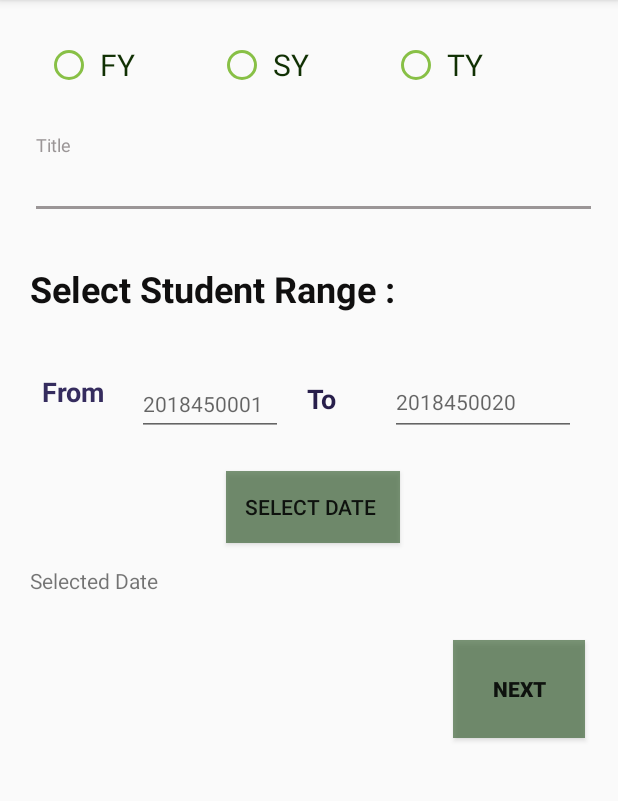
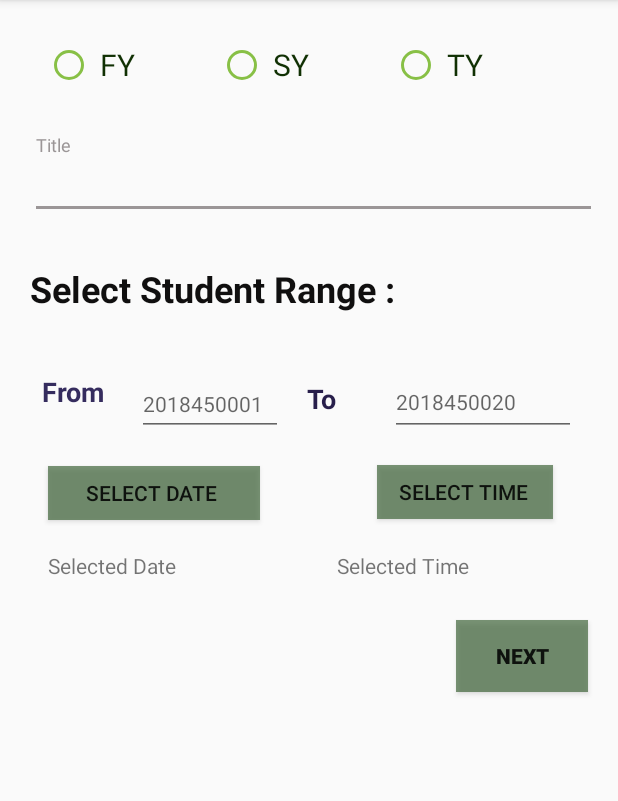
Before and after one commit to Deven1997/Ballot, an Android app: the fragment Add_ElectionFragment shown on its own in the app's theme, on a phone screen of 412 x 824 dp, the part 84-885 px from its top. Run offline under Robolectric (Android 15) with nearby library versions, the phone set to English and light mode, and no system bars; our stand-ins replace Firebase (no records; nobody signed in at launch, a user with empty details on screens opened directly); 2 statements that could not run were skipped.

Commit message:
all changes done on 9th oct

```diff
--- a/app/src/main/java/com/example/abc/ballot/Add_ElectionFragment.java
+++ b/app/src/main/java/com/example/abc/ballot/Add_ElectionFragment.java
@@ -1,16 +1,11 @@
 package com.example.abc.ballot;
-
 import android.app.DatePickerDialog;
+import android.app.TimePickerDialog;
 import android.content.Intent;
-
-import android.content.res.Resources;
 import android.os.Bundle;
 import android.support.annotation.NonNull;
 import android.support.annotation.Nullable;
 import android.support.v4.app.Fragment;
-import android.support.v4.media.RatingCompat;
-import android.support.v7.app.AlertDialog;
-import android.util.Log;
 import android.view.LayoutInflater;
 import android.view.View;
 import android.view.ViewGroup;
@@ -18,18 +13,13 @@ import android.view.ViewGroup;
 import android.widget.Button;
 import android.widget.CalendarView;
 import android.widget.DatePicker;
+import android.widget.TimePicker;
 import android.widget.EditText;
 import android.widget.RadioButton;
 import android.widget.RadioGroup;
 import android.widget.TextView;
 import android.widget.Toast;
-
-import com.google.firebase.database.DataSnapshot;
-import com.google.firebase.database.DatabaseError;
 import com.google.firebase.database.DatabaseReference;
-import com.google.firebase.database.FirebaseDatabase;
-import com.google.firebase.database.ValueEventListener;
-import com.google.firebase.database.annotations.NotNull;
 
 import java.text.SimpleDateFormat;
 import java.util.Calendar;
@@ -39,7 +29,7 @@ import static android.support.constraint.Constraints.TAG;
 
 
 //Teacher can add multiple elections
-public class Add_ElectionFragment extends Fragment{
+public class Add_ElectionFragment extends Fragment {
     View view;
     Button addpostbtn;
     EditText election_title;
@@ -47,7 +37,14 @@ public class Add_ElectionFragment extends Fragment{
     RadioButton class_radioButton;
     CalendarView calendarView;
     TextView tvselect;
+    Calendar mycal=Calendar.getInstance();
+    boolean TimePicker=false;
 
+    int hours,min;
+//time
+private TimePickerDialog time;
+Button btn_set_time;
+TextView tvselecttime;
 
     private DatePicker datePicker;
     private Calendar calendar;
@@ -69,63 +66,74 @@ public class Add_ElectionFragment extends Fragment{
     DatabaseReference database_list_reff;
 
     DatePickerDialog.OnDateSetListener date;
-    Calendar mycal;
-
-
-    public Add_ElectionFragment() {
-    }
-
-
 
     @Nullable
     @Override
     public View onCreateView(@NonNull LayoutInflater inflater, @Nullable ViewGroup container, @Nullable Bundle savedInstanceState) {
-        view = inflater.inflate(R.layout.add_election_fragment,container,false);
+        view = inflater.inflate( R.layout.add_election_fragment, container, false );
 
-        election_title = view.findViewById(R.id.edit_title_id);
+        election_title = view.findViewById( R.id.edit_title_id );
 
-        start_uid = view.findViewById(R.id.start_uid_id);
-        end_uid = view.findViewById(R.id.end_uid_id);
+        start_uid = view.findViewById( R.id.start_uid_id );
+        end_uid = view.findViewById( R.id.end_uid_id );
 
 
-        if(getArguments().getString("dept_n") != null)
-        {
-            dept = getArguments().getString("dept_n");
+        hours = mycal.get( Calendar.HOUR );
+        min = mycal.get( Calendar.MINUTE );
+
+
+        if (getArguments( ).getString( "dept_n" ) != null) {
+            dept = getArguments( ).getString( "dept_n" );
         }
 
-        Toast.makeText(getActivity(), dept, Toast.LENGTH_SHORT).show();
+        Toast.makeText( getActivity( ), dept, Toast.LENGTH_SHORT ).show( );
 
-        class_radiogrp = view.findViewById(R.id.radiogrp_class_id);
-        class_radiogrp.setOnCheckedChangeListener(new RadioGroup.OnCheckedChangeListener() {
+        class_radiogrp = view.findViewById( R.id.radiogrp_class_id );
+        class_radiogrp.setOnCheckedChangeListener( new RadioGroup.OnCheckedChangeListener( ) {
             @Override
             public void onCheckedChanged(RadioGroup group, int checkedId) {
-                class_radioButton = view.findViewById(checkedId);
-                checked_class = class_radioButton.getText().toString().trim();
+                class_radioButton = view.findViewById( checkedId );
+                checked_class = class_radioButton.getText( ).toString( ).trim( );
 
             }
-        });
-        tvselect=view.findViewById(R.id.TVSelectedDate);
-        mycal=Calendar.getInstance();
+        } );
+        tvselect = view.findViewById( R.id.TVSelectedDate );
 
-        date=new DatePickerDialog.OnDateSetListener( ) {
-        @Override
-        public void onDateSet(DatePicker datePicker, int year, int month, int day) {
-            mycal.set(Calendar.YEAR,year );
-            mycal.set(Calendar.MONTH,month);
-            mycal.set(Calendar.DAY_OF_MONTH,day);
-            updateLabel();
 
-        }
-    };
+        date = new DatePickerDialog.OnDateSetListener( ) {
+            @Override
+            public void onDateSet(DatePicker datePicker, int year, int month, int day) {
+                mycal.set( Calendar.YEAR, year );
+                mycal.set( Calendar.MONTH, month );
+                mycal.set( Calendar.DAY_OF_MONTH, day );
+                updateLabel( );
+
+            }
+        };
         btn_set_date = view.findViewById( R.id.set_date_tbn_id );
         btn_set_date.setOnClickListener( new View.OnClickListener( ) {
             @Override
             public void onClick(View view) {
-                new DatePickerDialog( getContext(), date , mycal.get( Calendar.YEAR), mycal.get( Calendar.MONTH), mycal.get( Calendar.DAY_OF_MONTH)).show();
+                new DatePickerDialog( getContext( ), date, mycal.get( Calendar.YEAR ), mycal.get( Calendar.MONTH ), mycal.get( Calendar.DAY_OF_MONTH ) ).show( );
             }
         } );
-
-
+//        //timepicker 11 oct 2019
+        time=new TimePickerDialog( getContext( ), new TimePickerDialog.OnTimeSetListener( ) {
+            @Override
+            public void onTimeSet(android.widget.TimePicker timePicker, int hours, int min) {
+                hours=mycal.get(Calendar.HOUR);
+                min=mycal.get( Calendar.MINUTE );
+                updateLabe2();
+            }
+        },hours,min,false);
+        btn_set_time=view.findViewById( R.id.set_time_tbn_id );
+        tvselecttime=view.findViewById( R.id.TVSelectedTime );
+        btn_set_time.setOnClickListener( new View.OnClickListener( ) {
+            @Override
+            public void onClick(View view) {
+              tvselecttime.setText( "Selected time: "+hours+" : "+min );
+            }
+        } );
 
         addpostbtn = view.findViewById(R.id.addpost_btn);
 
@@ -150,6 +158,12 @@ public class Add_ElectionFragment extends Fragment{
 
         return view;
     }
+
+    private void updateLabe2() {
+        String timeform="HOURS:MIN";
+        tvselecttime.setText( "Selected Time: "+hours+" : "+min );
+    }
+
     private void updateLabel() {
         String myFormat = "MM/dd/yy";
         SimpleDateFormat sdf = new SimpleDateFormat( myFormat, Locale.US);
--- a/app/src/main/res/layout/add_election_fragment.xml
+++ b/app/src/main/res/layout/add_election_fragment.xml
@@ -221,44 +221,88 @@
 
             </android.support.constraint.ConstraintLayout>
 
+            <RelativeLayout
+                android:layout_width="match_parent"
+                android:layout_height="280dp">
+
 
                 <Button
                     android:id="@+id/set_date_tbn_id"
-                android:layout_width="116dp"
-                android:layout_height="wrap_content"
-                android:layout_marginTop="15dp"
+                    android:layout_width="141dp"
+                    android:layout_height="36dp"
+                    android:layout_alignParentStart="true"
+                    android:layout_alignParentLeft="true"
+                    android:layout_alignParentTop="true"
+                    android:layout_marginStart="12dp"
+                    android:layout_marginLeft="12dp"
+                    android:layout_marginTop="12dp"
                     android:background="#AE3F663A"
                     android:text="Select Date " />
 
+                <Button
+                    android:id="@+id/set_time_tbn_id"
+                    android:layout_width="117dp"
+                    android:layout_height="36dp"
+                    android:layout_alignParentTop="true"
+                    android:layout_alignParentEnd="true"
+                    android:layout_alignParentRight="true"
+                    android:layout_marginTop="11dp"
+                    android:layout_marginEnd="29dp"
+                    android:layout_marginRight="29dp"
+                    android:background="#AE3F663A"
+                    android:text="Select Time " />
 
 
                 <TextView
                     android:id="@+id/TVSelectedDate"
-                android:layout_width="match_parent"
-                android:layout_height="wrap_content"
+                    android:layout_width="170dp"
+                    android:layout_height="37dp"
+                    android:layout_alignParentStart="true"
+                    android:layout_alignParentLeft="true"
+                    android:layout_alignParentEnd="true"
+                    android:layout_alignParentRight="true"
+                    android:layout_alignParentBottom="true"
+                    android:layout_marginStart="12dp"
+                    android:layout_marginLeft="12dp"
                     android:layout_marginTop="15dp"
+                    android:layout_marginEnd="200dp"
+                    android:layout_marginRight="200dp"
+                    android:layout_marginBottom="174dp"
                     android:text="Selected Date" />
+
+                <TextView
+                    android:id="@+id/TVSelectedTime"
+                    android:layout_width="170dp"
+                    android:layout_height="37dp"
+                    android:layout_alignParentEnd="true"
+                    android:layout_alignParentRight="true"
+                    android:layout_alignParentBottom="true"
+                    android:layout_marginTop="15dp"
+                    android:layout_marginEnd="3dp"
+                    android:layout_marginRight="3dp"
+                    android:layout_marginBottom="174dp"
+                    android:text="Selected Time" />
+
 
                 <Button
                     android:id="@+id/addpost_btn"
                     android:layout_width="wrap_content"
-                    android:layout_height="65dp"
-                    android:layout_marginStart="8dp"
-                    android:layout_marginLeft="8dp"
-                    android:layout_marginTop="30dp"
-                    android:layout_marginEnd="8dp"
-                    android:layout_marginRight="10dp"
-                    android:layout_marginBottom="8dp"
+                    android:layout_height="wrap_content"
+                    android:layout_alignParentEnd="true"
+                    android:layout_alignParentRight="true"
+                    android:layout_alignParentBottom="true"
+                    android:layout_gravity="end"
+                    android:layout_marginEnd="6dp"
+                    android:layout_marginRight="6dp"
+                    android:layout_marginBottom="117dp"
                     android:background="#AE3F663A"
                     android:paddingLeft="5dp"
                     android:paddingRight="5dp"
-                    android:layout_gravity="end"
                     android:text="Next"
                     android:textAlignment="center"
-                    android:textStyle="bold"
-                    />
+                    android:textStyle="bold" />
 
-
+            </RelativeLayout>
 
         </LinearLayout>
 
```
Lines whose indentation alone changed are shown as unchanged.
